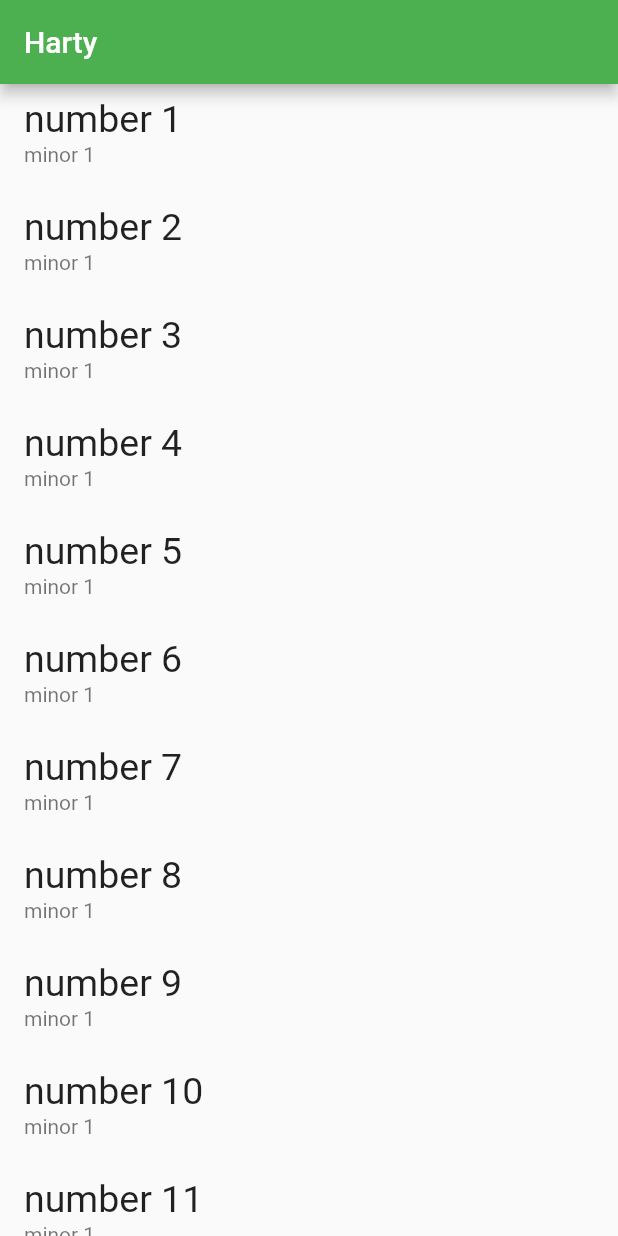
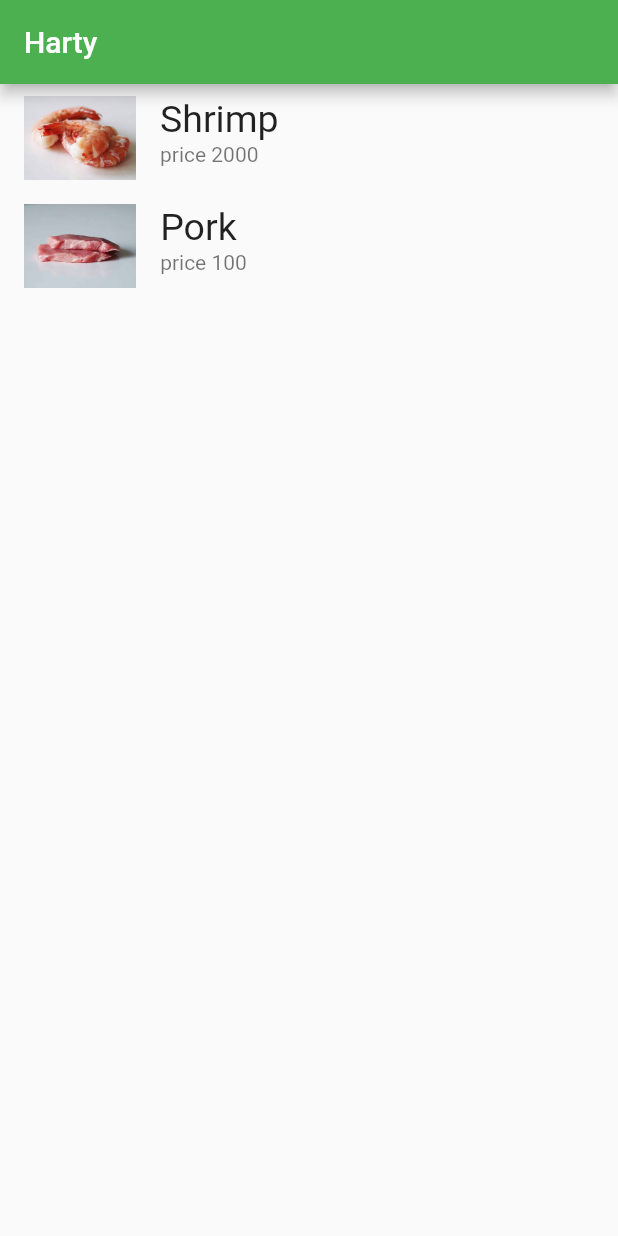
Before and after one commit to anechaboon/basic_flutter, a Flutter app: the screen it shows after launch, on a phone screen of 412 x 824 dp. Run offline on Flutter 3.47's test engine with Material 2 defaults, Android fonts, the phone set to English and light mode, and no system bars.

Commit message:
ListView.builder / Image

```diff
--- /dev/null
+++ b/lib/FoodMenu.dart
@@ -0,0 +1,7 @@
+class FoodMenu{
+  String name;
+  String price;
+  String img;
+
+  FoodMenu(this.name, this.price, this.img);
+}
--- a/lib/main.dart
+++ b/lib/main.dart
@@ -1,5 +1,5 @@
 import 'package:flutter/material.dart';
-
+import 'FoodMenu.dart';
 void main() {
   var app = MyApp();
   runApp(app);
@@ -22,6 +22,11 @@ class MyHomePage extends StatefulWidget {
 }
 
 class _MyHomePageState extends State<MyHomePage> {
+
+  List<FoodMenu> menu = [
+    FoodMenu("Shrimp","2000","assets/images/Shrimp.jpg"),
+    FoodMenu("Pork","100","assets/images/Pork.jpg"),
+  ];
   int number = 0; // create state
 
   @override
@@ -32,15 +37,17 @@ class _MyHomePageState extends State<MyHomePage> {
           title: Text("Harty"),
         ),
         body: ListView.builder(
-          itemCount: 15,
+          itemCount: menu.length,
           itemBuilder: (BuildContext context, int index) {
-          return ListTile(
-            title: Text(
-              "number ${index+1}",
-              style: TextStyle(fontSize: 25),
-            ),
-            subtitle: Text("minor 1"),
-          );
+            FoodMenu food = menu[index];
+            return ListTile(
+              leading: Image.asset(food.img),
+              title: Text(
+                "${food.name}",
+                style: TextStyle(fontSize: 25),
+              ),
+              subtitle: Text("price ${food.price}"),
+            );
         }));
   }
 }
--- a/pubspec.yaml
+++ b/pubspec.yaml
@@ -61,6 +61,8 @@ flutter:
   # assets:
   #   - images/a_dot_burr.jpeg
   #   - images/a_dot_ham.jpeg
+  assets:
+    - assets/images/
 
   # An image asset can refer to one or more resolution-specific "variants", see
   # https://flutter.dev/assets-and-images/#resolution-aware.
```
Also changed, not shown: assets/images/Pork.jpg (added), assets/images/Shrimp.jpg (added).
